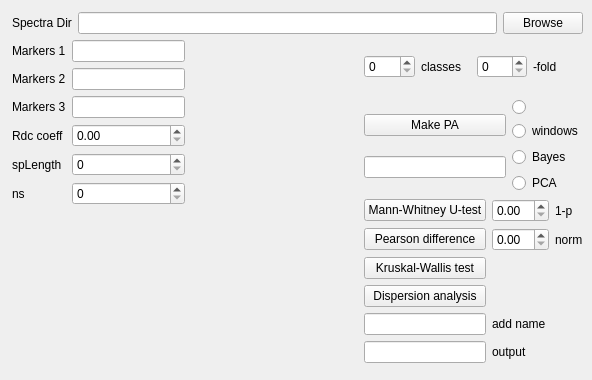
Before: the Qt Designer form makepa.ui in ArtfulVampire/SecondGUIrepo, drawn with Qt 5.
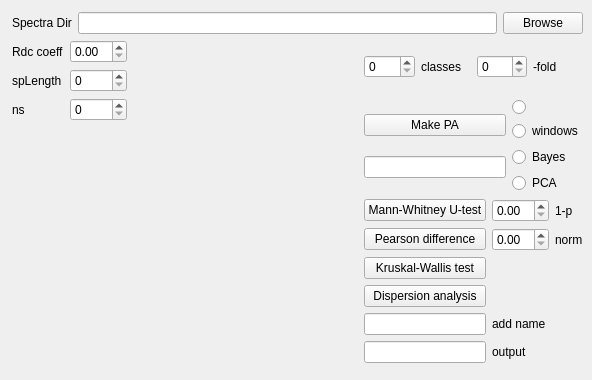
After: the same form once the commit is applied.

Commit message: fileMarkers, deprecate makePa, check sliceWindFromReal almost ready to classify Ossadtchi

What changed in the file:
```diff
--- a/makepa.ui
+++ b/makepa.ui
@@ -51,20 +51,6 @@
         <item>
          <layout class="QGridLayout" name="gridLayout">
           <item row="2" column="0">
-           <widget class="QLabel" name="label_4">
-            <property name="text">
-             <string>Markers 3</string>
-            </property>
-           </widget>
-          </item>
-          <item row="0" column="0">
-           <widget class="QLabel" name="label">
-            <property name="text">
-             <string>Markers 1</string>
-            </property>
-           </widget>
-          </item>
-          <item row="5" column="0">
            <widget class="QLabel" name="label_10">
             <property name="text">
              <string>ns</string>
@@ -72,26 +58,13 @@
            </widget>
           </item>
           <item row="1" column="0">
-           <widget class="QLabel" name="label_3">
-            <property name="text">
-             <string>Markers 2</string>
-            </property>
-           </widget>
-          </item>
-          <item row="4" column="0">
            <widget class="QLabel" name="label_6">
             <property name="text">
              <string>spLength</string>
             </property>
            </widget>
           </item>
-          <item row="2" column="1">
-           <widget class="QLineEdit" name="lineEdit_3"/>
-          </item>
-          <item row="0" column="1">
-           <widget class="QLineEdit" name="lineEdit_1"/>
-          </item>
-          <item row="3" column="0">
+          <item row="0" column="0">
            <widget class="QLabel" name="label_5">
             <property name="text">
              <string>Rdc coeff</string>
@@ -99,15 +72,12 @@
            </widget>
           </item>
           <item row="1" column="1">
-           <widget class="QLineEdit" name="lineEdit_2"/>
-          </item>
-          <item row="4" column="1">
            <widget class="QSpinBox" name="spLBox"/>
           </item>
-          <item row="5" column="1">
+          <item row="2" column="1">
            <widget class="QSpinBox" name="nsBox"/>
           </item>
-          <item row="3" column="1">
+          <item row="0" column="1">
            <widget class="QDoubleSpinBox" name="rdcCoeffBox"/>
           </item>
          </layout>
```
The commit also changes 13 other files.
